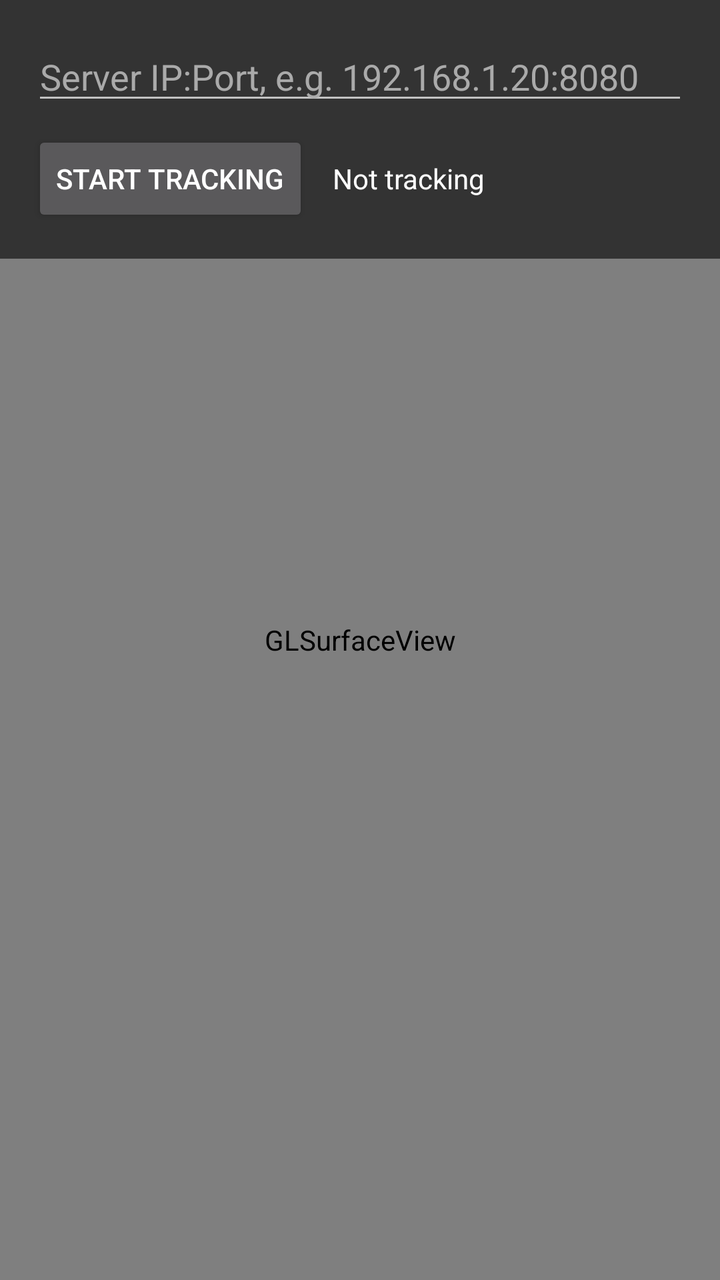
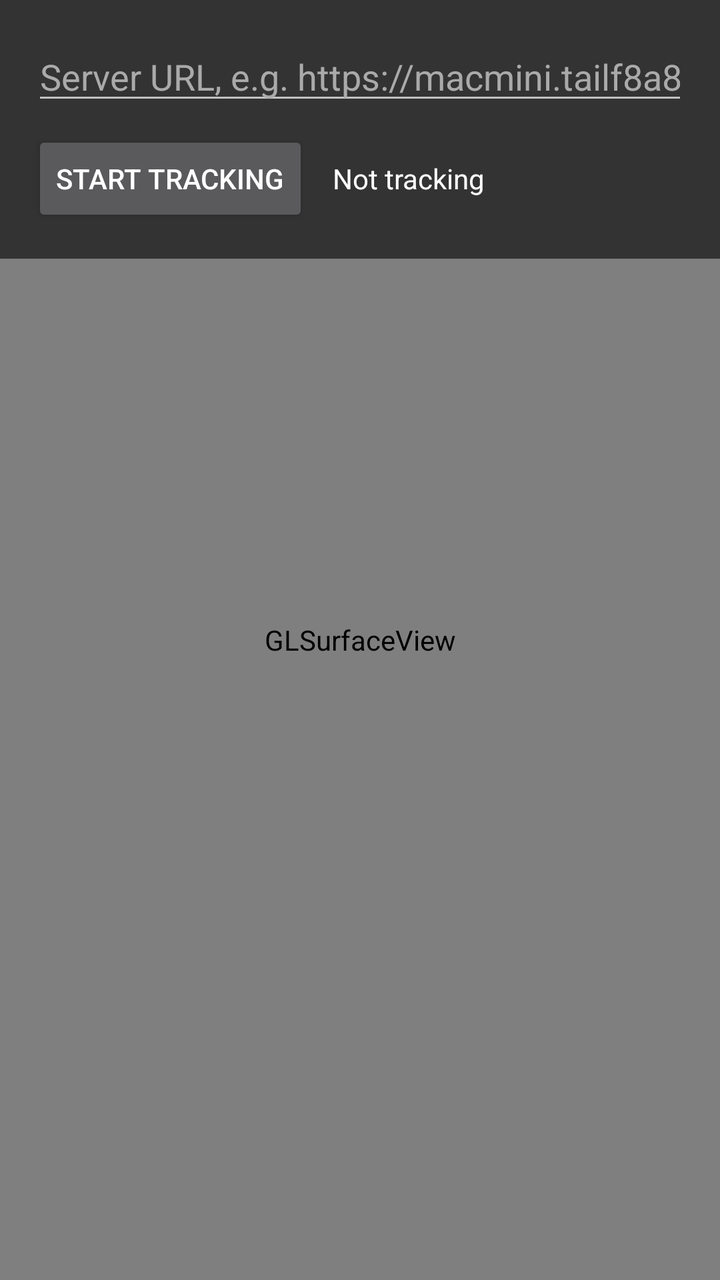

Two renders of the same Android screen: before a commit and after it. Below are the layout's source before the change and the commit's diff.
<!-- AndroidManifest.xml: application theme Theme.PhoneTracker -->
<!-- res/layout/activity_main.xml -->
<?xml version="1.0" encoding="utf-8"?>
<FrameLayout xmlns:android="http://schemas.android.com/apk/res/android"
    android:layout_width="match_parent"
    android:layout_height="match_parent">

    
    <android.opengl.GLSurfaceView
        android:id="@+id/ar_surface_view"
        android:layout_width="match_parent"
        android:layout_height="match_parent" />

    <LinearLayout
        android:layout_width="match_parent"
        android:layout_height="wrap_content"
        android:layout_gravity="top"
        android:orientation="vertical"
        android:padding="16dp"
        android:background="#99000000">

        <EditText
            android:id="@+id/ip_field"
            android:layout_width="match_parent"
            android:layout_height="wrap_content"
            android:hint="Server IP:Port, e.g. 192.168.1.20:8080"
            android:inputType="textUri"
            android:textColor="#FFFFFF"
            android:textColorHint="#AAAAAA" />

        <LinearLayout
            android:layout_width="match_parent"
            android:layout_height="wrap_content"
            android:layout_marginTop="8dp"
            android:gravity="center_vertical"
            android:orientation="horizontal">

            <Button
                android:id="@+id/start_stop_button"
                android:layout_width="wrap_content"
                android:layout_height="wrap_content"
                android:text="Start Tracking" />

            <TextView
                android:id="@+id/status_text"
                android:layout_width="0dp"
                android:layout_height="wrap_content"
                android:layout_weight="1"
                android:layout_marginStart="12dp"
                android:text="Not tracking"
                android:textColor="#FFFFFF" />
        </LinearLayout>
    </LinearLayout>
</FrameLayout>
<!-- resources referenced by this layout -->
<resources>
  <style name="Theme.PhoneTracker" parent="Theme.AppCompat.NoActionBar" />
</resources>

<!-- the commit's change to res/layout/activity_main.xml (unified diff, before → after) -->
@@ -21,7 +21,7 @@
             android:id="@+id/ip_field"
             android:layout_width="match_parent"
             android:layout_height="wrap_content"
-            android:hint="Server IP:Port, e.g. 192.168.1.20:8080"
+            android:hint="Server URL, e.g. https://macmini.tailf8a8ee.ts.net:10000"
             android:inputType="textUri"
             android:textColor="#FFFFFF"
             android:textColorHint="#AAAAAA" />
